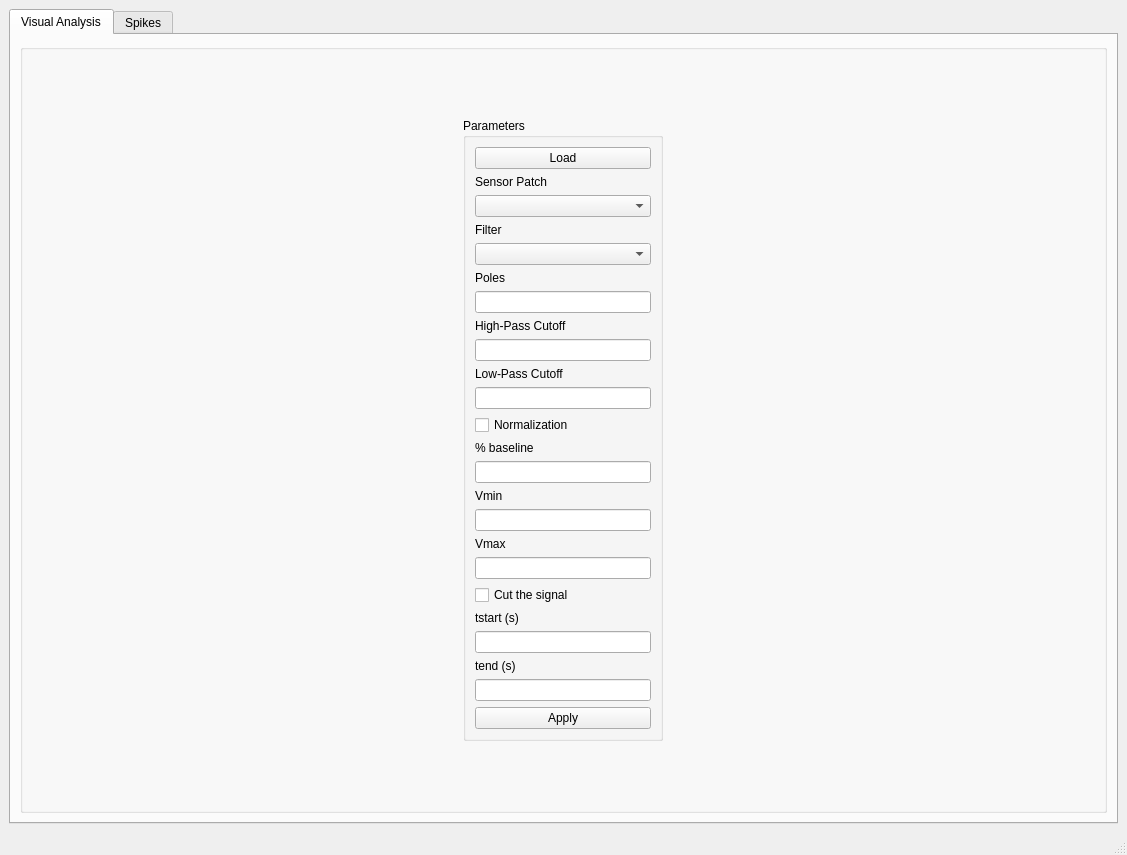
neuromorphicsinapse/tactile_sensing, file GUI/formSpikeAnalysis_gui.ui: the form before one commit.
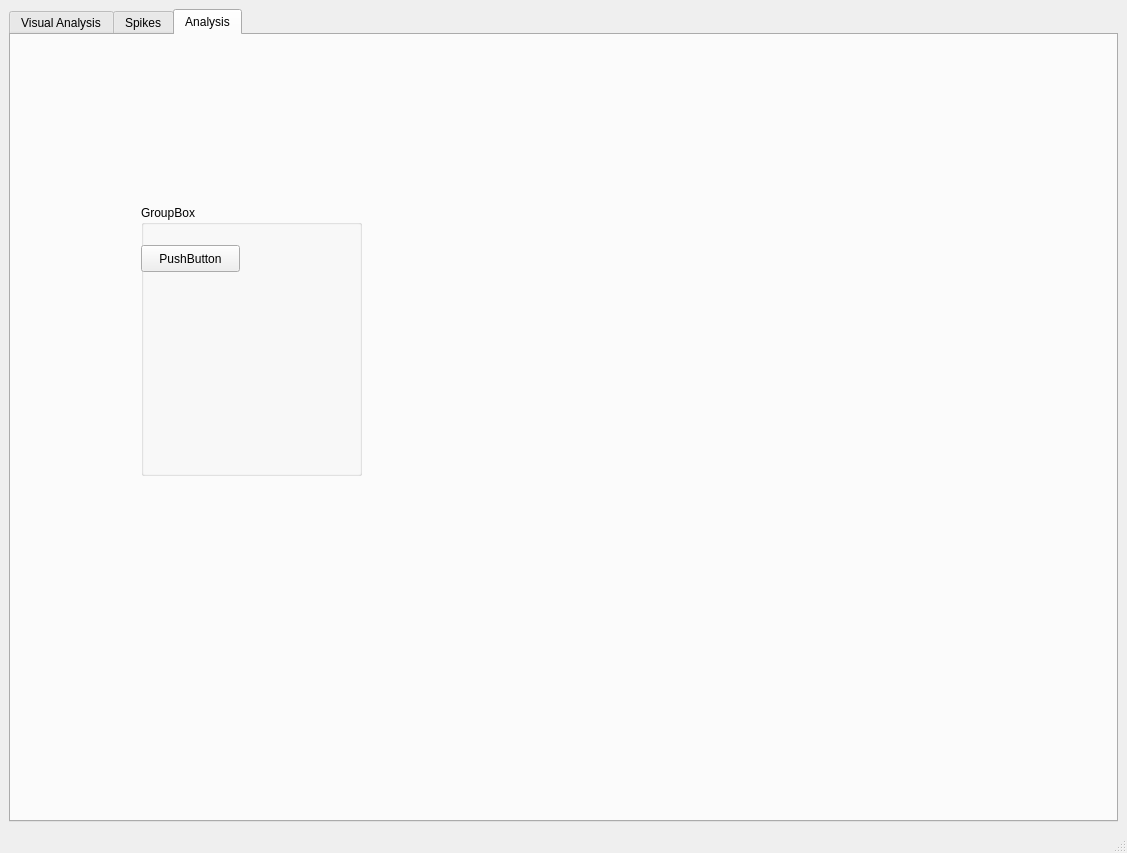
The form after the commit. The open tabs and pages were chosen to show the change.

```diff
--- a/GUI/formSpikeAnalysis_gui.ui
+++ b/GUI/formSpikeAnalysis_gui.ui
@@ -7,7 +7,7 @@
     <x>0</x>
     <y>0</y>
     <width>1127</width>
-    <height>855</height>
+    <height>853</height>
    </rect>
   </property>
   <property name="windowTitle">
@@ -45,7 +45,7 @@
                 <string>Parameters</string>
                </property>
                <layout class="QGridLayout" name="gridLayout_2">
-                <item row="0" column="0">
+                <item row="1" column="0">
                  <layout class="QVBoxLayout" name="verticalLayout_2">
                   <item>
                    <widget class="QPushButton" name="btnLoadSignal">
@@ -455,6 +455,48 @@
         </item>
        </layout>
       </widget>
+      <widget class="QWidget" name="tab_3">
+       <attribute name="title">
+        <string>Analysis</string>
+       </attribute>
+       <widget class="QWidget" name="horizontalLayoutWidget">
+        <property name="geometry">
+         <rect>
+          <x>130</x>
+          <y>30</y>
+          <width>160</width>
+          <height>80</height>
+         </rect>
+        </property>
+        <layout class="QHBoxLayout" name="horizontalLayout"/>
+       </widget>
+       <widget class="QGroupBox" name="groupBox_3">
+        <property name="geometry">
+         <rect>
+          <x>130</x>
+          <y>170</y>
+          <width>221</width>
+          <height>271</height>
+         </rect>
+        </property>
+        <property name="title">
+         <string>GroupBox</string>
+        </property>
+        <widget class="QPushButton" name="pushButton">
+         <property name="geometry">
+          <rect>
+           <x>0</x>
+           <y>40</y>
+           <width>99</width>
+           <height>27</height>
+          </rect>
+         </property>
+         <property name="text">
+          <string>PushButton</string>
+         </property>
+        </widget>
+       </widget>
+      </widget>
      </widget>
     </item>
    </layout>
```
Left out of the diff: 9 changed lines with no effect on the pictures.
